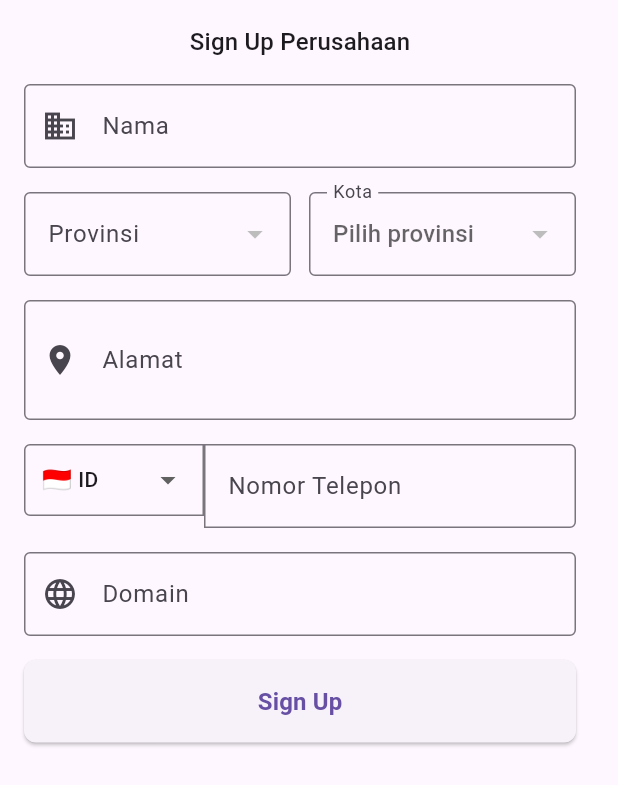
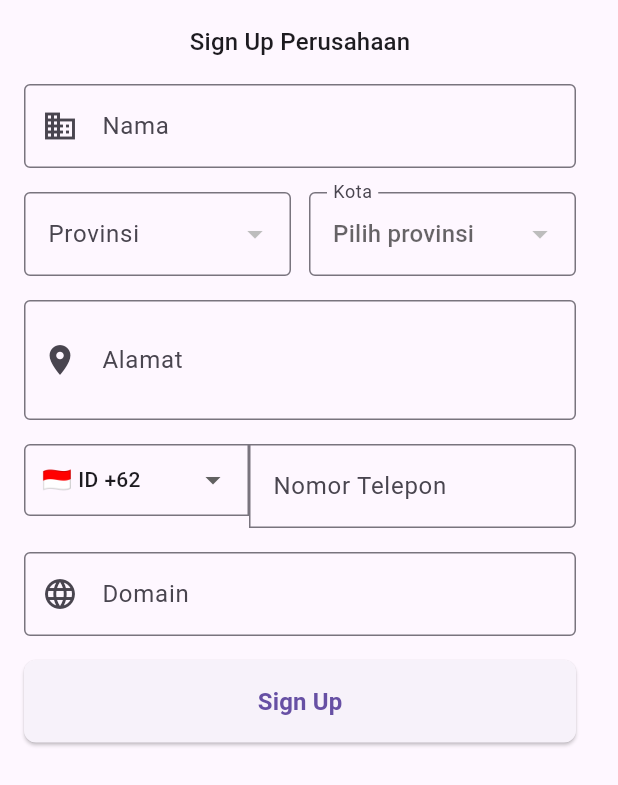
Before and after one commit to DavidDimasPatty/jobplatform-FE, a Flutter app: the _FormContent widget shown alone on an empty page, opened directly, on a phone screen of 412 x 824 dp. Shown: the top 785 px of the screen. Run offline on Flutter 3.47's test engine with Material 3 defaults, Android fonts, the light colour scheme and no system bars; our stand-ins replace cached_network_image, firebase_auth, firebase_core, flutter_dotenv, google_sign_in, shared_preferences and 1 more; accounts and stored records are empty; network calls fail.

Commit message:
fix: width country code and text

```diff
--- a/lib/features/components/signup/persentation/pages/signupPerusahaan.dart
+++ b/lib/features/components/signup/persentation/pages/signupPerusahaan.dart
@@ -87,7 +87,6 @@ class __FormContentState extends State<_FormContent> {
   Country? _selectedCountry;
   ProvinsiModel? _selectedProvinsi;
   KotaModel? _selectedKota;
-  bool _isLoadingCountries = false;
   bool _isLoadingKota = false;
 
   @override
@@ -115,10 +114,6 @@ class __FormContentState extends State<_FormContent> {
   }
 
   Future<void> _fetchCountryData() async {
-    setState(() {
-      _isLoadingCountries = true;
-    });
-
     try {
       final jsonString = await rootBundle.loadString(
         'lib/core/constant/phoneNumber.json',
@@ -135,8 +130,6 @@ class __FormContentState extends State<_FormContent> {
           (c) => c.code.toUpperCase() == 'ID' || c.dialCode == '+62',
           orElse: () => _countryList.first,
         );
-
-        _isLoadingCountries = false;
       }
     } catch (e) {
       debugPrint('Error load countries: $e');
@@ -144,7 +137,6 @@ class __FormContentState extends State<_FormContent> {
         setState(() {
           _countryList = [];
           _selectedCountry = null;
-          _isLoadingCountries = false;
         });
 
         // Show error message to user
@@ -265,13 +257,6 @@ class __FormContentState extends State<_FormContent> {
       );
     }
   }
-
-  // void _navigateToLogin() {
-  //   Navigator.pushReplacement(
-  //     context,
-  //     MaterialPageRoute(builder: (context) => const HomePage()),
-  //   );
-  // }
 
   Future<void> _handleSignUp() async {
     if (!(_formKey.currentState?.validate() ?? false)) return;
@@ -451,52 +436,13 @@ class __FormContentState extends State<_FormContent> {
     );
   }
 
-  // Widget _buildPhoneField() {
-  //   return TextFormField(
-  //     controller: _phoneController,
-  //     keyboardType: TextInputType.phone,
-  //     decoration: InputDecoration(
-  //       prefixIcon: IntrinsicWidth(
-  //         child: Container(
-  //           alignment: Alignment.center,
-  //           padding: const EdgeInsets.symmetric(horizontal: 8),
-  //           child: Row(
-  //             mainAxisSize: MainAxisSize.min,
-  //             children: [
-  //               const Icon(Icons.phone),
-  //               const SizedBox(width: 8),
-  //               const Text(
-  //                 '+62',
-  //                 style: TextStyle(fontWeight: FontWeight.bold),
-  //               ),
-  //             ],
-  //           ),
-  //         ),
-  //       ),
-  //       labelText: 'Nomor Telepon',
-  //       hintText: 'Masukkan nomor telepon perusahaan Anda',
-  //       border: OutlineInputBorder(),
-  //     ),
-  //     validator: (value) {
-  //       if (value == null || value.isEmpty) {
-  //         return 'Nomor telepon tidak boleh kosong';
-  //       }
-  //       if (!RegExp(r'^[0-9]{8,13}$').hasMatch(value)) {
-  //         return 'Masukkan nomor telepon yang valid';
-  //       }
-  //       return null;
-  //     },
-  //     onChanged: _onPhoneChanged,
-  //   );
-  // }
-
   Widget _buildPhoneField() {
     return Row(
       crossAxisAlignment: CrossAxisAlignment.start,
       children: [
         // Country Code Dropdown
         Container(
-          width: 120,
+          width: 150,
           child: DropdownButtonFormField<Country>(
             initialValue: _selectedCountry,
             decoration: const InputDecoration(
@@ -522,6 +468,14 @@ class __FormContentState extends State<_FormContent> {
                     Flexible(
                       child: Text(
                         country.code,
+                        style: const TextStyle(fontSize: 14),
+                        overflow: TextOverflow.ellipsis,
+                      ),
+                    ),
+                    const SizedBox(width: 4),
+                    Flexible(
+                      child: Text(
+                        country.dialCode,
                         style: const TextStyle(fontSize: 14),
                         overflow: TextOverflow.ellipsis,
                       ),
```
